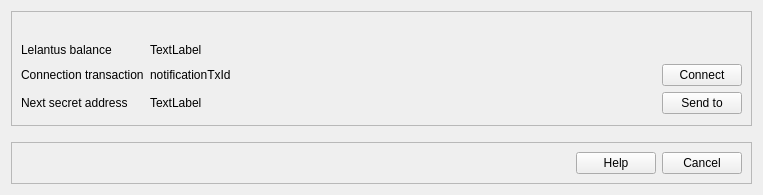
First picture: the form in src/qt/forms/sendtopcodedialog.ui, repository firoorg/firo, before the edit.
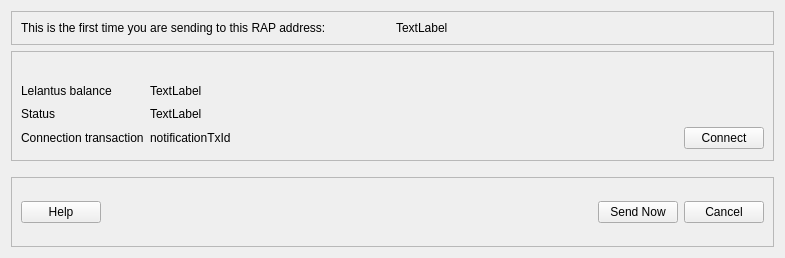
Second picture: the form after the edit. Icons and pictures are not drawn.

Commit message: Minor fix for the connect dialog texts

```diff
--- a/src/qt/forms/sendtopcodedialog.ui
+++ b/src/qt/forms/sendtopcodedialog.ui
@@ -6,8 +6,8 @@
    <rect>
     <x>0</x>
     <y>0</y>
-    <width>763</width>
-    <height>195</height>
+    <width>785</width>
+    <height>258</height>
    </rect>
   </property>
   <property name="sizePolicy">
@@ -19,7 +19,43 @@
   <property name="windowTitle">
    <string>Send to RAP payment code</string>
   </property>
-  <layout class="QVBoxLayout" name="verticalLayout" stretch="0,0,1">
+  <layout class="QVBoxLayout" name="verticalLayout" stretch="0,0,0,1">
+   <item>
+    <widget class="QFrame" name="frame_2">
+     <property name="sizePolicy">
+      <sizepolicy hsizetype="Preferred" vsizetype="Expanding">
+       <horstretch>0</horstretch>
+       <verstretch>0</verstretch>
+      </sizepolicy>
+     </property>
+     <property name="frameShape">
+      <enum>QFrame::StyledPanel</enum>
+     </property>
+     <property name="frameShadow">
+      <enum>QFrame::Raised</enum>
+     </property>
+     <layout class="QGridLayout" name="gridLayout_2">
+      <item row="1" column="0">
+       <layout class="QGridLayout" name="gridLayout_3">
+        <item row="1" column="0">
+         <widget class="QLabel" name="pcodeLblStatic">
+          <property name="text">
+           <string>This is the first time you are sending to this RAP address:</string>
+          </property>
+         </widget>
+        </item>
+        <item row="1" column="1">
+         <widget class="QLabel" name="pcodeLbl">
+          <property name="text">
+           <string>TextLabel</string>
+          </property>
+         </widget>
+        </item>
+       </layout>
+      </item>
+     </layout>
+    </widget>
+   </item>
    <item>
     <widget class="QFrame" name="frame2">
      <property name="sizePolicy">
@@ -40,76 +76,24 @@
         <property name="text">
          <string/>
         </property>
+        <property name="textFormat">
+         <enum>Qt::RichText</enum>
+        </property>
+        <property name="wordWrap">
+         <bool>true</bool>
+        </property>
        </widget>
       </item>
       <item>
        <layout class="QGridLayout" name="gridLayout">
-        <item row="8" column="1">
-         <widget class="QLabel" name="nextAddressLabel">
+        <item row="5" column="0">
+         <widget class="QLabel" name="statusLblStatic">
           <property name="text">
-           <string>TextLabel</string>
+           <string>Status</string>
           </property>
          </widget>
         </item>
-        <item row="8" column="2">
-         <widget class="QPushButton" name="useButton">
-          <property name="toolTip">
-           <string>Requires a notification tx to be confirmed</string>
-          </property>
-          <property name="text">
-           <string>Send to</string>
-          </property>
-         </widget>
-        </item>
-        <item row="3" column="1">
-         <widget class="QLabel" name="notificationTxIdLabel">
-          <property name="text">
-           <string>notificationTxId</string>
-          </property>
-         </widget>
-        </item>
-        <item row="3" column="0">
-         <widget class="QLabel" name="notificationTxStatic">
-          <property name="text">
-           <string>Connection transaction</string>
-          </property>
-         </widget>
-        </item>
-        <item row="2" column="0">
-         <widget class="QLabel" name="balanceStatic">
-          <property name="text">
-           <string>Lelantus balance</string>
-          </property>
-         </widget>
-        </item>
-        <item row="9" column="1">
-         <spacer name="horizontalSpacer">
-          <property name="orientation">
-           <enum>Qt::Horizontal</enum>
-          </property>
-          <property name="sizeHint" stdset="0">
-           <size>
-            <width>200</width>
-            <height>2</height>
-           </size>
-          </property>
-         </spacer>
-        </item>
-        <item row="3" column="2">
-         <widget class="QPushButton" name="sendButton">
-          <property name="text">
-           <string>Connect</string>
-          </property>
-         </widget>
-        </item>
-        <item row="8" column="0">
-         <widget class="QLabel" name="nextAddressStatic">
-          <property name="text">
-           <string>Next secret address</string>
-          </property>
-         </widget>
-        </item>
-        <item row="2" column="1">
+        <item row="2" column="2">
          <layout class="QHBoxLayout" name="horizontalLayout">
           <item>
            <widget class="QLabel" name="balanceLabel">
@@ -133,6 +117,54 @@
           </item>
          </layout>
         </item>
+        <item row="2" column="0">
+         <widget class="QLabel" name="balanceStatic">
+          <property name="text">
+           <string>Lelantus balance</string>
+          </property>
+         </widget>
+        </item>
+        <item row="11" column="2">
+         <spacer name="horizontalSpacer">
+          <property name="orientation">
+           <enum>Qt::Horizontal</enum>
+          </property>
+          <property name="sizeHint" stdset="0">
+           <size>
+            <width>200</width>
+            <height>2</height>
+           </size>
+          </property>
+         </spacer>
+        </item>
+        <item row="6" column="0">
+         <widget class="QLabel" name="notificationTxStatic">
+          <property name="text">
+           <string>Connection transaction</string>
+          </property>
+         </widget>
+        </item>
+        <item row="6" column="3">
+         <widget class="QPushButton" name="sendButton">
+          <property name="text">
+           <string>Connect</string>
+          </property>
+         </widget>
+        </item>
+        <item row="6" column="2">
+         <widget class="QLabel" name="notificationTxIdLabel">
+          <property name="text">
+           <string>notificationTxId</string>
+          </property>
+         </widget>
+        </item>
+        <item row="5" column="2">
+         <widget class="QLabel" name="statusLabel">
+          <property name="text">
+           <string>TextLabel</string>
+          </property>
+         </widget>
+        </item>
        </layout>
       </item>
      </layout>
@@ -171,19 +203,6 @@
      <layout class="QVBoxLayout" name="verticalLayout_2">
       <item>
        <layout class="QHBoxLayout" name="horizontalLayout_2">
-        <item>
-         <spacer name="horizontalSpacer_2">
-          <property name="orientation">
-           <enum>Qt::Horizontal</enum>
-          </property>
-          <property name="sizeHint" stdset="0">
-           <size>
-            <width>40</width>
-            <height>20</height>
-           </size>
-          </property>
-         </spacer>
-        </item>
         <item>
          <widget class="QPushButton" name="helpButton">
           <property name="text">
@@ -195,6 +214,29 @@
           </property>
          </widget>
         </item>
+        <item>
+         <spacer name="horizontalSpacer_2">
+          <property name="orientation">
+           <enum>Qt::Horizontal</enum>
+          </property>
+          <property name="sizeHint" stdset="0">
+           <size>
+            <width>40</width>
+            <height>20</height>
+           </size>
+          </property>
+         </spacer>
+        </item>
+        <item>
+         <widget class="QPushButton" name="useButton">
+          <property name="toolTip">
+           <string>Requires a notification tx to be confirmed</string>
+          </property>
+          <property name="text">
+           <string>Send Now</string>
+          </property>
+         </widget>
+        </item>
         <item>
          <widget class="QPushButton" name="cancelButton">
           <property name="enabled">
```
The commit also changes 3 other files.
